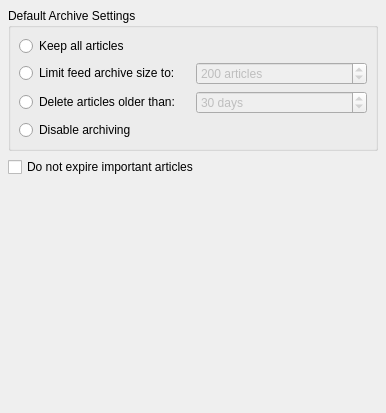
Qt form akregator/configuration/settings_archive.ui (chusopr/kdepim-ktimetracker-akonadi) before a commit.
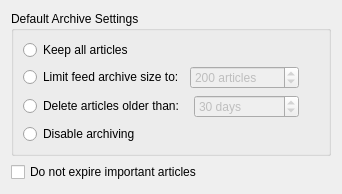
The same form after that commit. Custom widgets are drawn as their Qt base class.

The edit to the form file:
```diff
--- a/akregator/configuration/settings_archive.ui
+++ b/akregator/configuration/settings_archive.ui
@@ -1,69 +1,43 @@
 <ui version="4.0" >
  <author>Frank Osterfeld</author>
  <class>Akregator::SettingsArchive</class>
- <widget class="QWidget" name="Akregator::SettingsArchive" >
-  <property name="geometry" >
-   <rect>
-    <x>0</x>
-    <y>0</y>
-    <width>386</width>
-    <height>413</height>
-   </rect>
-  </property>
-  <property name="windowTitle" >
-   <string>Archive</string>
-  </property>
-  <layout class="QGridLayout" >
-   <property name="margin" >
-    <number>8</number>
-   </property>
-   <property name="spacing" >
-    <number>6</number>
-   </property>
-   <item row="0" column="0" >
-    <widget class="QGroupBox" name="groupBox" >
-     <property name="title" >
+ <widget class="QWidget" name="Akregator::SettingsArchive">
+  <layout class="QVBoxLayout" name="verticalLayout" stretch="0,0,1">
+   <item>
+    <widget class="QGroupBox" name="groupBox">
+     <property name="title">
       <string>Default Archive Settings</string>
      </property>
-     <layout class="QGridLayout" >
-      <property name="margin" >
-       <number>8</number>
-      </property>
-      <property name="spacing" >
-       <number>6</number>
-      </property>
-      <item row="3" column="0" >
-       <widget class="QRadioButton" name="rb_DisableArchiving" >
-        <property name="text" >
+     <layout class="QGridLayout">
+      <item row="3" column="0">
+       <widget class="QRadioButton" name="rb_DisableArchiving">
+        <property name="text">
          <string>Disable archiving</string>
         </property>
        </widget>
       </item>
-      <item row="0" column="0" >
-       <widget class="QRadioButton" name="rb_KeepAllArticles" >
-        <property name="text" >
+      <item row="0" column="0">
+       <widget class="QRadioButton" name="rb_KeepAllArticles">
+        <property name="text">
          <string>Keep all articles</string>
         </property>
        </widget>
       </item>
-      <item row="1" column="0" >
-       <layout class="QHBoxLayout" >
-        <property name="spacing" >
-         <number>6</number>
-        </property>
-        <property name="margin" >
+      <item row="1" column="0">
+       <layout class="QHBoxLayout">
+        <property name="margin">
          <number>0</number>
         </property>
         <item>
-         <widget class="QRadioButton" name="rb_LimitArticleNumber" >
-          <property name="text" >
+         <widget class="QRadioButton" name="rb_LimitArticleNumber">
+          <property name="text">
            <string>Limit feed archive size to:</string>
           </property>
          </widget>
         </item>
         <item>
-         <widget class="KIntSpinBox" name="kcfg_MaxArticleNumber" >
-          <property name="enabled" >
+         <widget class="KIntSpinBox" name="kcfg_MaxArticleNumber">
+          <property name="enabled">
            <bool>false</bool>
           </property>
           <property name="specialValueText" >
@@ -82,24 +56,21 @@
         </item>
        </layout>
       </item>
-      <item row="2" column="0" >
-       <layout class="QHBoxLayout" >
-        <property name="spacing" >
-         <number>6</number>
-        </property>
-        <property name="margin" >
+      <item row="2" column="0">
+       <layout class="QHBoxLayout">
+        <property name="margin">
          <number>0</number>
         </property>
         <item>
-         <widget class="QRadioButton" name="rb_LimitArticleAge" >
-          <property name="text" >
+         <widget class="QRadioButton" name="rb_LimitArticleAge">
+          <property name="text">
            <string>Delete articles older than: </string>
           </property>
          </widget>
         </item>
         <item>
-         <widget class="KIntSpinBox" name="kcfg_MaxArticleAge" >
-          <property name="enabled" >
+         <widget class="KIntSpinBox" name="kcfg_MaxArticleAge">
+          <property name="enabled">
            <bool>false</bool>
           </property>
           <property name="specialValueText" >
@@ -118,28 +89,35 @@
         </item>
        </layout>
       </item>
+      <item row="1" column="1">
+       <spacer name="horizontalSpacer">
+        <property name="orientation">
+         <enum>Qt::Horizontal</enum>
+        </property>
+        <property name="sizeHint" stdset="0">
+         <size>
+          <width>20</width>
+          <height>1</height>
+         </size>
+        </property>
+       </spacer>
+      </item>
      </layout>
     </widget>
    </item>
-   <item row="1" column="0" >
-    <widget class="QCheckBox" name="kcfg_DoNotExpireImportantArticles" >
-     <property name="text" >
+   <item>
+    <widget class="QCheckBox" name="kcfg_DoNotExpireImportantArticles">
+     <property name="text">
       <string>Do not expire important articles</string>
      </property>
     </widget>
    </item>
-   <item row="2" column="0" >
+   <item>
     <spacer>
-     <property name="orientation" >
-      <enum>Qt::Vertical</enum>
-     </property>
-     <property name="sizeType" >
-      <enum>QSizePolicy::Expanding</enum>
-     </property>
-     <property name="sizeHint" stdset="0" >
+     <property name="sizeHint" stdset="0">
       <size>
-       <width>370</width>
-       <height>41</height>
+       <width>20</width>
+       <height>1</height>
       </size>
      </property>
     </spacer>
```
Left out of the diff: 19 changed lines with no effect on the pictures.
